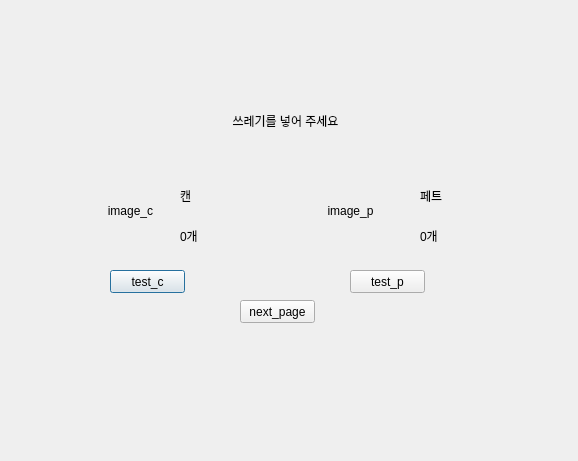
Before: the Qt Designer form src/untitled.ui in YeonsangYoon/embedded-system-project, drawn with Qt 5.
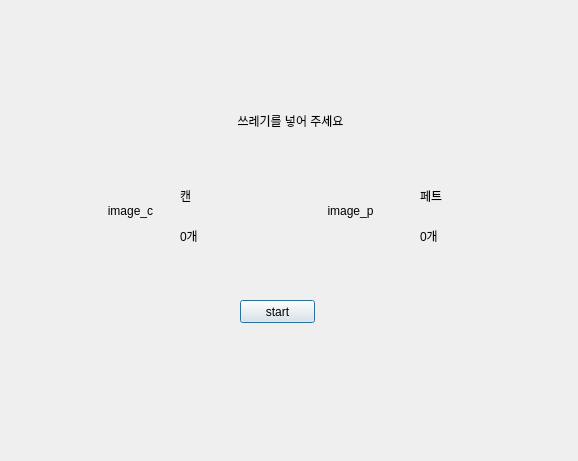
After: the same form once the commit is applied.

Commit message: ui button rework

```diff
--- a/src/untitled.ui
+++ b/src/untitled.ui
@@ -25,9 +25,9 @@
    <widget class="QLabel" name="label_intro">
     <property name="geometry">
      <rect>
-      <x>120</x>
+      <x>60</x>
       <y>30</y>
-      <width>171</width>
+      <width>301</width>
       <height>41</height>
      </rect>
     </property>
@@ -38,19 +38,6 @@
      <set>Qt::AlignCenter</set>
     </property>
    </widget>
-   <widget class="QPushButton" name="pbtn_test_c">
-    <property name="geometry">
-     <rect>
-      <x>30</x>
-      <y>200</y>
-      <width>75</width>
-      <height>23</height>
-     </rect>
-    </property>
-    <property name="text">
-     <string>test_c</string>
-    </property>
-   </widget>
    <widget class="QLabel" name="label_2">
     <property name="geometry">
      <rect>
@@ -77,19 +64,6 @@
      <string>페트</string>
     </property>
    </widget>
-   <widget class="QPushButton" name="pbtn_test_p">
-    <property name="geometry">
-     <rect>
-      <x>270</x>
-      <y>200</y>
-      <width>75</width>
-      <height>23</height>
-     </rect>
-    </property>
-    <property name="text">
-     <string>test_p</string>
-    </property>
-   </widget>
    <widget class="QLabel" name="label_can_num">
     <property name="geometry">
      <rect>
@@ -158,7 +132,7 @@
      </rect>
     </property>
     <property name="text">
-     <string>next_page</string>
+     <string>start</string>
     </property>
    </widget>
   </widget>
```
Left out of the diff: 2 changed lines with no effect on the pictures. The commit also changes 1 other file.
